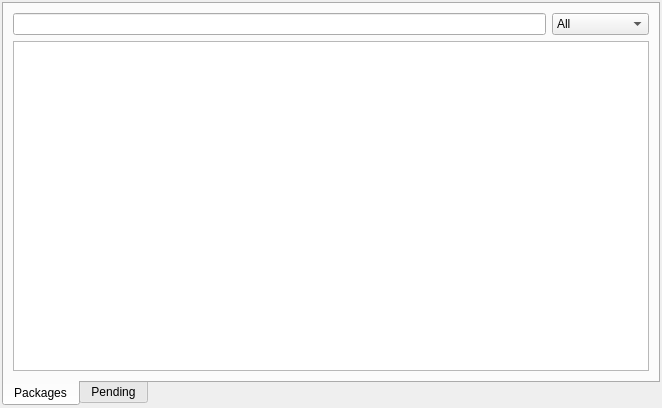
Above: src/plugins/lackman/lackman.ui from 0xd34df00d/leechcraft before the change. Below: the same form after it.
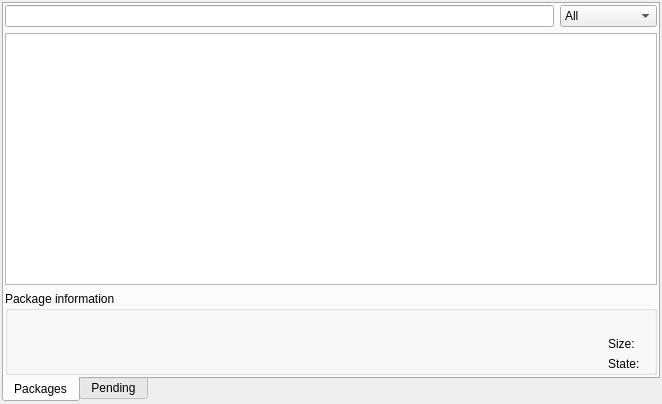
That is the form after the change. Custom widgets are drawn as their Qt base class.

Commit message: LackMan: moved descr widget, closes #307, #309.

What changed in the file:
```diff
--- a/src/plugins/lackman/lackman.ui
+++ b/src/plugins/lackman/lackman.ui
@@ -7,7 +7,7 @@
     <x>0</x>
     <y>0</y>
     <width>662</width>
-    <height>408</height>
+    <height>404</height>
    </rect>
   </property>
   <property name="windowTitle">
@@ -30,6 +30,9 @@
        <string>Packages</string>
       </attribute>
       <layout class="QVBoxLayout" name="verticalLayout_3">
+       <property name="margin">
+        <number>1</number>
+       </property>
        <item>
         <layout class="QVBoxLayout" name="verticalLayout_2">
          <item>
@@ -64,7 +67,13 @@
           </layout>
          </item>
          <item>
-          <widget class="QTreeView" name="Plugins_">
+          <widget class="QTreeView" name="PackagesTree_">
+           <property name="sizePolicy">
+            <sizepolicy hsizetype="Expanding" vsizetype="Expanding">
+             <horstretch>0</horstretch>
+             <verstretch>3</verstretch>
+            </sizepolicy>
+           </property>
            <property name="rootIsDecorated">
             <bool>false</bool>
            </property>
@@ -76,6 +85,83 @@
            </attribute>
           </widget>
          </item>
+         <item>
+          <widget class="QGroupBox" name="groupBox">
+           <property name="sizePolicy">
+            <sizepolicy hsizetype="Preferred" vsizetype="Preferred">
+             <horstretch>0</horstretch>
+             <verstretch>1</verstretch>
+            </sizepolicy>
+           </property>
+           <property name="title">
+            <string>Package information</string>
+           </property>
+           <layout class="QVBoxLayout" name="verticalLayout_4">
+            <property name="margin">
+             <number>1</number>
+            </property>
+            <item>
+             <widget class="QLabel" name="NameLabel_">
+              <property name="font">
+               <font>
+                <weight>75</weight>
+                <bold>true</bold>
+               </font>
+              </property>
+              <property name="text">
+               <string/>
+              </property>
+             </widget>
+            </item>
+            <item>
+             <layout class="QHBoxLayout" name="horizontalLayout_3">
+              <item>
+               <widget class="LeechCraft::Util::SelectableBrowser" name="Browser_" native="true">
+                <property name="sizePolicy">
+                 <sizepolicy hsizetype="Expanding" vsizetype="Preferred">
+                  <horstretch>0</horstretch>
+                  <verstretch>0</verstretch>
+                 </sizepolicy>
+                </property>
+               </widget>
+              </item>
+              <item>
+               <layout class="QFormLayout" name="formLayout">
+                <item row="0" column="0">
+                 <widget class="QLabel" name="label_2">
+                  <property name="text">
+                   <string>Size:</string>
+                  </property>
+                 </widget>
+                </item>
+                <item row="0" column="1">
+                 <widget class="QLabel" name="SizeLabel_">
+                  <property name="text">
+                   <string/>
+                  </property>
+                 </widget>
+                </item>
+                <item row="1" column="0">
+                 <widget class="QLabel" name="label_3">
+                  <property name="text">
+                   <string>State:</string>
+                  </property>
+                 </widget>
+                </item>
+                <item row="1" column="1">
+                 <widget class="QLabel" name="StateLabel_">
+                  <property name="text">
+                   <string/>
+                  </property>
+                 </widget>
+                </item>
+               </layout>
+              </item>
+             </layout>
+            </item>
+           </layout>
+          </widget>
+         </item>
         </layout>
        </item>
       </layout>
@@ -101,6 +187,14 @@
    </item>
   </layout>
  </widget>
+ <customwidgets>
+  <customwidget>
+   <class>LeechCraft::Util::SelectableBrowser</class>
+   <extends>QWidget</extends>
+   <header location="global">plugininterface/selectablebrowser.h</header>
+   <container>1</container>
+  </customwidget>
+ </customwidgets>
  <resources/>
  <connections/>
 </ui>
```
The commit also changes 4 other files.
